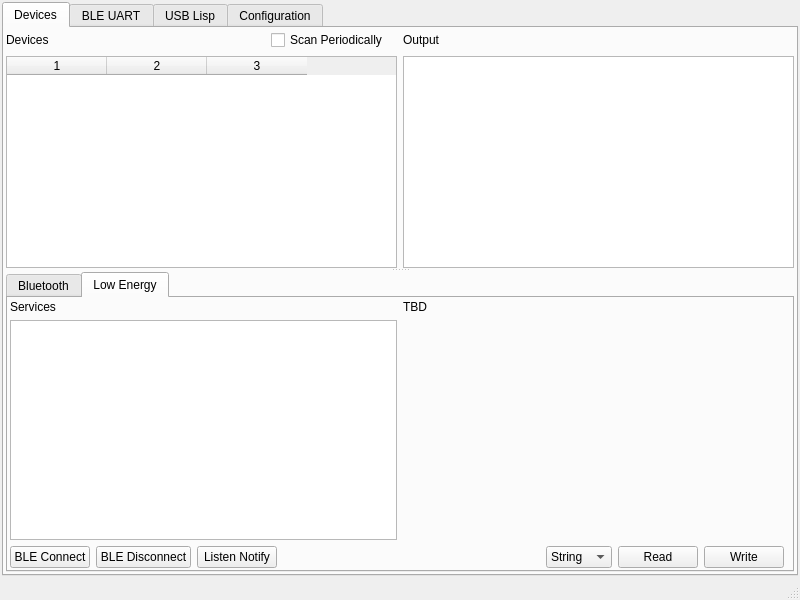
svenssonjoel/BLE_S, file qscanner/mainwindow.ui: the form before one commit.
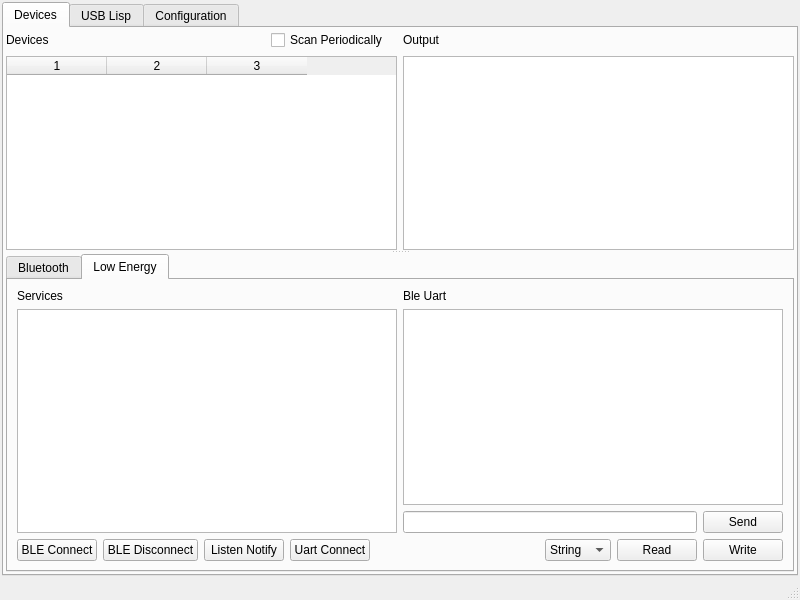
The form after the commit.

```diff
--- a/qscanner/mainwindow.ui
+++ b/qscanner/mainwindow.ui
@@ -171,75 +171,41 @@
             <attribute name="title">
              <string>Low Energy</string>
             </attribute>
+            <layout class="QGridLayout" name="gridLayout_15">
+             <item row="0" column="0">
+              <widget class="QLabel" name="label">
+               <property name="text">
+                <string>Services</string>
+               </property>
+              </widget>
+             </item>
+             <item row="0" column="1" rowspan="2">
             <layout class="QGridLayout" name="gridLayout_6">
-             <property name="leftMargin">
-              <number>2</number>
-             </property>
-             <property name="topMargin">
-              <number>2</number>
-             </property>
-             <property name="rightMargin">
-              <number>2</number>
-             </property>
-             <property name="bottomMargin">
-              <number>2</number>
-             </property>
-             <item row="1" column="0">
-              <widget class="QPushButton" name="bleConnectPushButton">
-               <property name="text">
-                <string>BLE Connect</string>
-               </property>
-              </widget>
-             </item>
-             <item row="1" column="1">
-              <widget class="QPushButton" name="bleDisconnectPushButton">
-               <property name="text">
-                <string>BLE Disconnect</string>
-               </property>
-              </widget>
-             </item>
-             <item row="1" column="6">
-              <widget class="QPushButton" name="bleCharacteristicWritePushButton">
-               <property name="text">
-                <string>Write</string>
-               </property>
-              </widget>
-             </item>
-             <item row="1" column="5">
-              <widget class="QPushButton" name="bleCharacteristicReadPushButton">
-               <property name="text">
-                <string>Read</string>
-               </property>
-              </widget>
-             </item>
-             <item row="1" column="3">
-              <spacer name="horizontalSpacer">
-               <property name="orientation">
-                <enum>Qt::Horizontal</enum>
-               </property>
-               <property name="sizeHint" stdset="0">
-                <size>
-                 <width>68</width>
-                 <height>20</height>
-                </size>
-               </property>
-              </spacer>
-             </item>
-             <item row="0" column="0" colspan="8">
+               <item row="2" column="0">
               <layout class="QGridLayout" name="gridLayout_4">
+                 <item row="0" column="0">
+                  <widget class="QLineEdit" name="bleUartInputLineEdit"/>
+                 </item>
                <item row="0" column="1">
+                  <widget class="QPushButton" name="bleUartSendPushButton">
+                   <property name="text">
+                    <string>Send</string>
+                   </property>
+                  </widget>
+                 </item>
+                </layout>
+               </item>
+               <item row="1" column="0">
+                <widget class="QPlainTextEdit" name="plainTextEdit"/>
+               </item>
+               <item row="0" column="0">
                 <widget class="QLabel" name="label_2">
                  <property name="text">
-                  <string>TBD</string>
+                  <string>Ble Uart</string>
                  </property>
                 </widget>
                </item>
-               <item row="0" column="0">
-                <widget class="QLabel" name="label">
-                 <property name="text">
-                  <string>Services</string>
-                 </property>
-                </widget>
+              </layout>
                </item>
                <item row="1" column="0">
                 <widget class="QTreeWidget" name="bleServicesTreeWidget">
@@ -253,22 +219,9 @@
                  </column>
                 </widget>
                </item>
-               <item row="1" column="1">
-                <spacer name="horizontalSpacer_3">
-                 <property name="orientation">
-                  <enum>Qt::Horizontal</enum>
-                 </property>
-                 <property name="sizeHint" stdset="0">
-                  <size>
-                   <width>40</width>
-                   <height>20</height>
-                  </size>
-                 </property>
-                </spacer>
-               </item>
-              </layout>
-             </item>
-             <item row="1" column="4">
+             <item row="2" column="0" colspan="2">
+              <layout class="QGridLayout" name="gridLayout_14">
+               <item row="0" column="5">
               <widget class="QComboBox" name="bleCharacteristicReadTypeComboBox">
                <item>
                 <property name="text">
@@ -312,24 +265,69 @@
                </item>
               </widget>
              </item>
-             <item row="1" column="2">
+               <item row="0" column="6">
+                <widget class="QPushButton" name="bleCharacteristicReadPushButton">
+                 <property name="text">
+                  <string>Read</string>
+                 </property>
+                </widget>
+               </item>
+               <item row="0" column="0">
+                <widget class="QPushButton" name="bleConnectPushButton">
+                 <property name="text">
+                  <string>BLE Connect</string>
+                 </property>
+                </widget>
+               </item>
+               <item row="0" column="2">
               <widget class="QPushButton" name="listenNotifyPushButton">
                <property name="text">
                 <string>Listen Notify</string>
                </property>
               </widget>
              </item>
-            </layout>
-           </widget>
-          </widget>
+               <item row="0" column="1">
+                <widget class="QPushButton" name="bleDisconnectPushButton">
+                 <property name="text">
+                  <string>BLE Disconnect</string>
+                 </property>
+                </widget>
+               </item>
+               <item row="0" column="7">
+                <widget class="QPushButton" name="bleCharacteristicWritePushButton">
+                 <property name="text">
+                  <string>Write</string>
+                 </property>
+                </widget>
+               </item>
+               <item row="0" column="4">
+                <spacer name="horizontalSpacer">
+                 <property name="orientation">
+                  <enum>Qt::Horizontal</enum>
+                 </property>
+                 <property name="sizeHint" stdset="0">
+                  <size>
+                   <width>68</width>
+                   <height>20</height>
+                  </size>
+                 </property>
+                </spacer>
+               </item>
+               <item row="0" column="3">
+                <widget class="QPushButton" name="bleUartConnectPushButton">
+                 <property name="text">
+                  <string>Uart Connect</string>
+                 </property>
          </widget>
         </item>
        </layout>
-      </widget>
-      <widget class="QWidget" name="tab_7">
-       <attribute name="title">
-        <string>BLE UART</string>
-       </attribute>
+             </item>
+            </layout>
+           </widget>
+          </widget>
+         </widget>
+        </item>
+       </layout>
       </widget>
       <widget class="QWidget" name="tab_4">
        <attribute name="title">
```
Left out of the diff: 14 changed lines with no effect on the pictures. Lines whose indentation alone changed are shown as unchanged.
